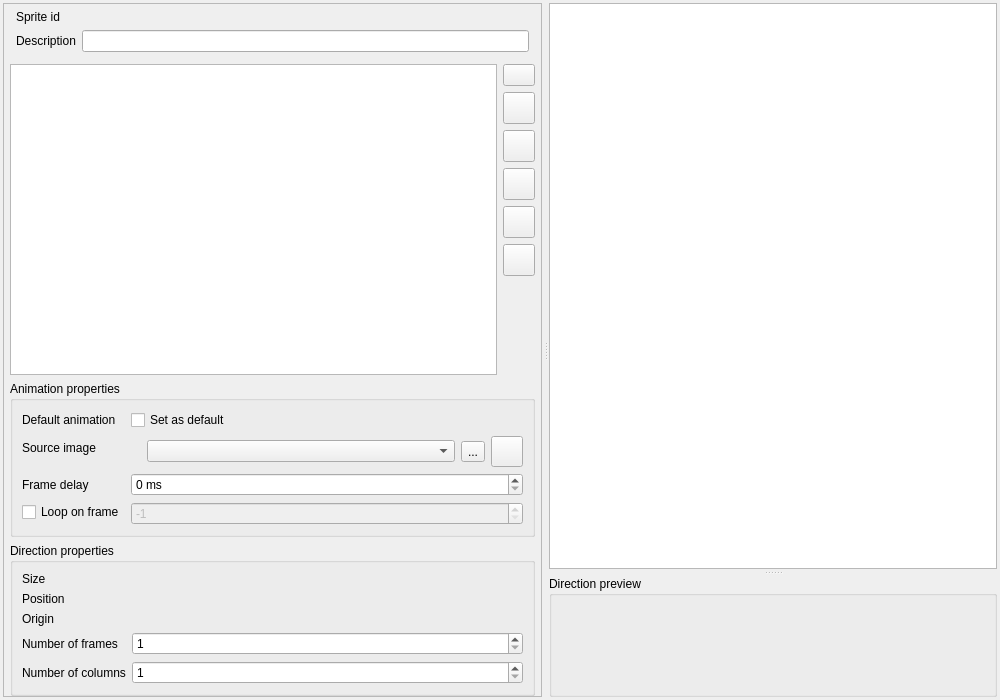
This is src/widgets/sprite_editor.ui in Kangie/solarus as Qt 5 draws it before an edit. The edited form follows.
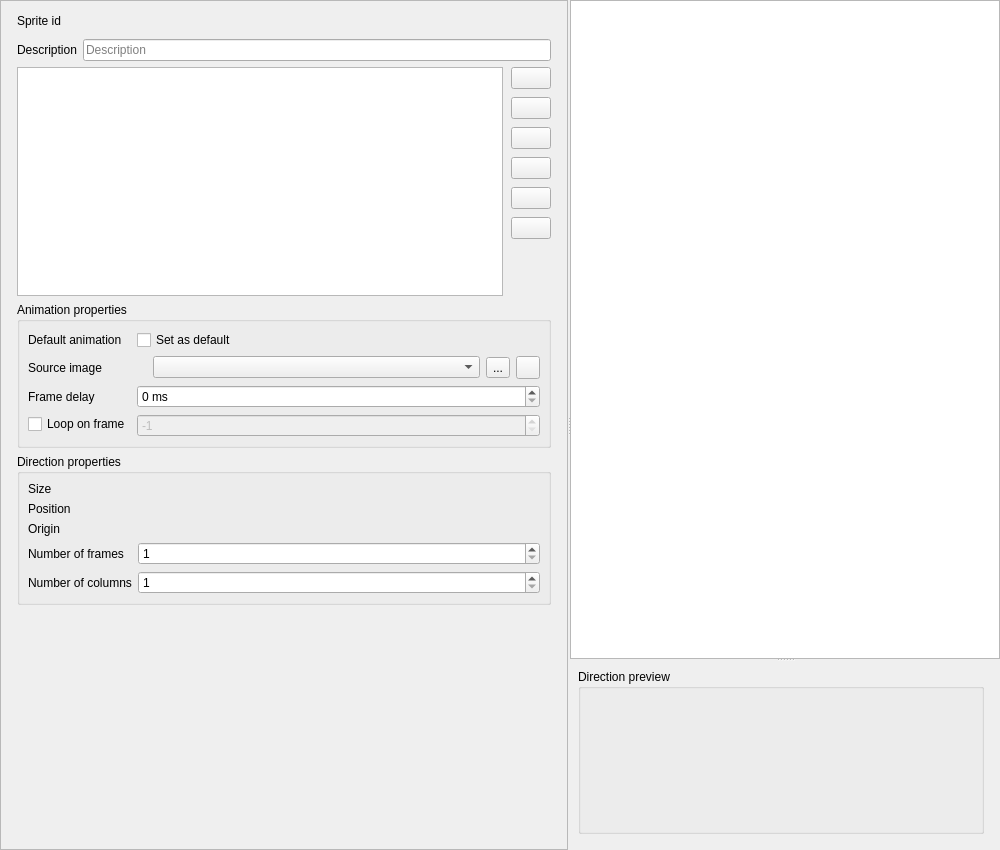
This is the edited form. Icons and pictures are not drawn. Custom widgets are drawn as their Qt base class.

What changed in the file:
```diff
--- a/src/widgets/sprite_editor.ui
+++ b/src/widgets/sprite_editor.ui
@@ -7,7 +7,7 @@
     <x>0</x>
     <y>0</y>
     <width>1000</width>
-    <height>700</height>
+    <height>850</height>
    </rect>
   </property>
   <property name="sizePolicy">
@@ -21,16 +21,16 @@
   </property>
   <layout class="QHBoxLayout" name="horizontalLayout">
    <property name="leftMargin">
-    <number>3</number>
+    <number>0</number>
    </property>
    <property name="topMargin">
-    <number>3</number>
+    <number>0</number>
    </property>
    <property name="rightMargin">
-    <number>3</number>
+    <number>0</number>
    </property>
    <property name="bottomMargin">
-    <number>3</number>
+    <number>0</number>
    </property>
    <item>
     <widget class="QSplitter" name="horizontal_splitter">
@@ -38,7 +38,7 @@
       <enum>Qt::Horizontal</enum>
      </property>
      <property name="handleWidth">
-      <number>7</number>
+      <number>2</number>
      </property>
      <property name="childrenCollapsible">
       <bool>false</bool>
@@ -73,37 +73,37 @@
            <rect>
             <x>0</x>
             <y>0</y>
-            <width>571</width>
-            <height>692</height>
+            <width>586</width>
+            <height>848</height>
            </rect>
           </property>
           <layout class="QVBoxLayout" name="verticalLayout_3">
            <property name="leftMargin">
-            <number>6</number>
+            <number>16</number>
            </property>
            <property name="topMargin">
-            <number>0</number>
+            <number>8</number>
            </property>
            <property name="rightMargin">
-            <number>6</number>
+            <number>16</number>
            </property>
            <property name="bottomMargin">
-            <number>0</number>
+            <number>16</number>
            </property>
            <item>
             <widget class="QWidget" name="sprite_properties_group_box" native="true">
              <layout class="QFormLayout" name="formLayout">
               <property name="leftMargin">
-               <number>6</number>
+               <number>0</number>
               </property>
               <property name="topMargin">
-               <number>6</number>
+               <number>0</number>
               </property>
               <property name="rightMargin">
-               <number>6</number>
+               <number>0</number>
               </property>
               <property name="bottomMargin">
-               <number>6</number>
+               <number>0</number>
               </property>
               <item row="0" column="0">
                <widget class="QLabel" name="sprite_id_label">
@@ -117,6 +117,12 @@
               </item>
               <item row="0" column="1">
                <widget class="QLabel" name="sprite_id_field">
+                <property name="minimumSize">
+                 <size>
+                  <width>0</width>
+                  <height>24</height>
+                 </size>
+                </property>
                 <property name="toolTip">
                  <string>Filename of the sprite (without extension)</string>
                 </property>
@@ -140,6 +146,12 @@
                 <property name="toolTip">
                  <string>User-friendly description to show in the editor</string>
                 </property>
+                <property name="placeholderText">
+                 <string>Description</string>
+                </property>
+                <property name="clearButtonEnabled">
+                 <bool>true</bool>
+                </property>
                </widget>
               </item>
              </layout>
@@ -147,18 +159,45 @@
            </item>
            <item>
             <layout class="QHBoxLayout" name="horizontalLayout_4">
+             <property name="spacing">
+              <number>8</number>
+             </property>
+             <property name="leftMargin">
+              <number>0</number>
+             </property>
+             <property name="topMargin">
+              <number>0</number>
+             </property>
+             <property name="rightMargin">
+              <number>0</number>
+             </property>
+             <property name="bottomMargin">
+              <number>0</number>
+             </property>
              <item>
               <widget class="SolarusEditor::SpriteTreeView" name="sprite_tree_view"/>
              </item>
              <item>
               <layout class="QVBoxLayout" name="verticalLayout">
+               <property name="leftMargin">
+                <number>0</number>
+               </property>
+               <property name="topMargin">
+                <number>0</number>
+               </property>
+               <property name="rightMargin">
+                <number>0</number>
+               </property>
+               <property name="bottomMargin">
+                <number>0</number>
+               </property>
                <item>
                 <widget class="QPushButton" name="create_button">
-                 <property name="maximumSize">
-                  <size>
-                   <width>32</width>
-                   <height>32</height>
-                  </size>
+                 <property name="sizePolicy">
+                  <sizepolicy hsizetype="Fixed" vsizetype="Fixed">
+                   <horstretch>0</horstretch>
+                   <verstretch>0</verstretch>
+                  </sizepolicy>
                  </property>
                  <property name="toolTip">
                   <string>Add</string>
@@ -168,13 +207,7 @@
                  </property>
                  <property name="icon">
                   <iconset resource="../../resources/images.qrc">
-                   <normaloff>:/images/icon_add.png</normaloff>:/images/icon_add.png</iconset>
-                 </property>
-                 <property name="iconSize">
-                  <size>
-                   <width>24</width>
-                   <height>24</height>
-                  </size>
+                   <normaloff>:/images/icon_add.svg</normaloff>:/images/icon_add.svg</iconset>
                  </property>
                 </widget>
                </item>
@@ -186,18 +219,6 @@
                    <verstretch>0</verstretch>
                   </sizepolicy>
                  </property>
-                 <property name="minimumSize">
-                  <size>
-                   <width>32</width>
-                   <height>32</height>
-                  </size>
-                 </property>
-                 <property name="maximumSize">
-                  <size>
-                   <width>32</width>
-                   <height>32</height>
-                  </size>
-                 </property>
                  <property name="toolTip">
                   <string>Rename</string>
                  </property>
@@ -206,13 +227,7 @@
                  </property>
                  <property name="icon">
                   <iconset resource="../../resources/images.qrc">
-                   <normaloff>:/images/icon_rename.png</normaloff>:/images/icon_rename.png</iconset>
-                 </property>
-                 <property name="iconSize">
-                  <size>
-                   <width>24</width>
-                   <height>24</height>
-                  </size>
+                   <normaloff>:/images/icon_rename.svg</normaloff>:/images/icon_rename.svg</iconset>
                  </property>
                 </widget>
                </item>
@@ -224,18 +239,6 @@
                    <verstretch>0</verstretch>
                   </sizepolicy>
                  </property>
-                 <property name="minimumSize">
-                  <size>
-                   <width>32</width>
-                   <height>32</height>
-                  </size>
-                 </property>
-                 <property name="maximumSize">
-                  <size>
-                   <width>32</width>
-                   <height>32</height>
-                  </size>
-                 </property>
                  <property name="toolTip">
                   <string>Duplicate</string>
                  </property>
@@ -244,13 +247,7 @@
                  </property>
                  <property name="icon">
                   <iconset resource="../../resources/images.qrc">
-                   <normaloff>:/images/icon_copy.png</normaloff>:/images/icon_copy.png</iconset>
-                 </property>
-                 <property name="iconSize">
-                  <size>
-                   <width>24</width>
-                   <height>24</height>
-                  </size>
+                   <normaloff>:/images/icon_copy.svg</normaloff>:/images/icon_copy.svg</iconset>
                  </property>
                 </widget>
                </item>
@@ -262,18 +259,6 @@
                    <verstretch>0</verstretch>
                   </sizepolicy>
                  </property>
-                 <property name="minimumSize">
-                  <size>
-                   <width>32</width>
-                   <height>32</height>
-                  </size>
-                 </property>
-                 <property name="maximumSize">
-                  <size>
-                   <width>32</width>
-                   <height>32</height>
-                  </size>
-                 </property>
                  <property name="toolTip">
                   <string>Move up</string>
                  </property>
@@ -282,13 +267,7 @@
                  </property>
                  <property name="icon">
                   <iconset resource="../../resources/images.qrc">
-                   <normaloff>:/images/icon_up.png</normaloff>:/images/icon_up.png</iconset>
-                 </property>
-                 <property name="iconSize">
-                  <size>
-                   <width>24</width>
-                   <height>24</height>
-                  </size>
+                   <normaloff>:/images/icon_up.svg</normaloff>:/images/icon_up.svg</iconset>
                  </property>
                 </widget>
                </item>
@@ -300,18 +279,6 @@
                    <verstretch>0</verstretch>
                   </sizepolicy>
                  </property>
-                 <property name="minimumSize">
-                  <size>
-                   <width>32</width>
-                   <height>32</height>
-                  </size>
-                 </property>
-                 <property name="maximumSize">
-                  <size>
-                   <width>32</width>
-                   <height>32</height>
-                  </size>
-                 </property>
                  <property name="toolTip">
                   <string>Move down</string>
                  </property>
@@ -320,13 +287,7 @@
                  </property>
                  <property name="icon">
                   <iconset resource="../../resources/images.qrc">
-                   <normaloff>:/images/icon_down.png</normaloff>:/images/icon_down.png</iconset>
-                 </property>
-                 <property name="iconSize">
-                  <size>
-                   <width>24</width>
-                   <height>24</height>
-                  </size>
+                   <normaloff>:/images/icon_down.svg</normaloff>:/images/icon_down.svg</iconset>
                  </property>
                 </widget>
                </item>
@@ -338,18 +299,6 @@
                    <verstretch>0</verstretch>
                   </sizepolicy>
                  </property>
-                 <property name="minimumSize">
-                  <size>
-                   <width>32</width>
-                   <height>32</height>
-                  </size>
-                 </property>
-                 <property name="maximumSize">
-                  <size>
-                   <width>32</width>
-                   <height>32</height>
-                  </size>
-                 </property>
                  <property name="toolTip">
                   <string>Delete</string>
                  </property>
@@ -358,13 +307,7 @@
                  </property>
                  <property name="icon">
                   <iconset resource="../../resources/images.qrc">
-                   <normaloff>:/images/icon_cross.png</normaloff>:/images/icon_cross.png</iconset>
-                 </property>
-                 <property name="iconSize">
-                  <size>
-                   <width>24</width>
-                   <height>24</height>
-                  </size>
+                   <normaloff>:/images/icon_delete.svg</normaloff>:/images/icon_delete.svg</iconset>
                  </property>
                 </widget>
                </item>
@@ -375,8 +318,8 @@
                  </property>
                  <property name="sizeHint" stdset="0">
                   <size>
-                   <width>20</width>
-                   <height>40</height>
+                   <width>0</width>
+                   <height>0</height>
                   </size>
                  </property>
                 </spacer>
@@ -398,7 +341,19 @@
              </property>
              <layout class="QFormLayout" name="formLayout_2">
               <property name="fieldGrowthPolicy">
-               <enum>QFormLayout::AllNonFixedFieldsGrow</enum>
+               <enum>QFormLayout::FieldGrowthPolicy::AllNonFixedFieldsGrow</enum>
+              </property>
+              <property name="leftMargin">
+               <number>8</number>
+              </property>
+              <property name="topMargin">
+               <number>8</number>
+              </property>
+              <property name="rightMargin">
+               <number>8</number>
+              </property>
+              <property name="bottomMargin">
+               <number>8</number>
               </property>
               <item row="0" column="0">
                <widget class="QLabel" name="default_animation_label">
@@ -408,31 +363,14 @@
                </widget>
               </item>
               <item row="0" column="1">
-               <layout class="QHBoxLayout" name="horizontal_layout_3">
-                <item>
-                 <widget class="QCheckBox" name="default_animation_value">
-                  <property name="toolTip">
-                   <string>Default animation of the sprite</string>
-                  </property>
-                  <property name="text">
-                   <string>Set as default</string>
-                  </property>
-                 </widget>
-                </item>
-                <item>
-                 <spacer name="horizontalSpacer">
-                  <property name="orientation">
-                   <enum>Qt::Horizontal</enum>
-                  </property>
-                  <property name="sizeHint" stdset="0">
-                   <size>
-                    <width>40</width>
-                    <height>20</height>
-                   </size>
-                  </property>
-                 </spacer>
-                </item>
-               </layout>
+               <widget class="QCheckBox" name="default_animation_value">
+                <property name="toolTip">
+                 <string>Default animation of the sprite</string>
+                </property>
+                <property name="text">
+                 <string>Set as default</string>
+                </property>
+               </widget>
               </item>
               <item row="1" column="0">
                <widget class="QLabel" name="src_image_label">
@@ -461,6 +399,18 @@
                  </property>
                  <item>
                   <layout class="QHBoxLayout" name="horizontal_layout_2">
+                   <property name="leftMargin">
+                    <number>0</number>
+                   </property>
+                   <property name="topMargin">
+                    <number>0</number>
+                   </property>
+                   <property name="rightMargin">
+                    <number>0</number>
+                   </property>
+                   <property name="bottomMargin">
+                    <number>0</number>
+                   </property>
                    <item>
                     <widget class="QLabel" name="src_image_value">
                      <property name="sizePolicy">
@@ -506,13 +456,7 @@
                      </property>
                      <property name="icon">
                       <iconset resource="../../resources/images.qrc">
-                       <normaloff>:/images/icon_refresh.png</normaloff>:/images/icon_refresh.png</iconset>
-                     </property>
-                     <property name="iconSize">
-                      <size>
-                       <width>24</width>
-                       <height>24</height>
-                      </size>
+                       <normaloff>:/images/icon_refresh.svg</normaloff>:/images/icon_refresh.svg</iconset>
                      </property>
                     </widget>
                    </item>
@@ -526,13 +470,7 @@
                      </property>
                      <property name="icon">
                       <iconset resource="../../resources/images.qrc">
-                       <normaloff>:/images/icon_edit.png</normaloff>:/images/icon_edit.png</iconset>
-                     </property>
-                     <property name="iconSize">
-                      <size>
-                       <width>24</width>
-                       <height>24</height>
-                      </size>
+                       <normaloff>:/images/icon_edit.svg</normaloff>:/images/icon_edit.svg</iconset>
                      </property>
                     </widget>
                    </item>
@@ -603,7 +541,19 @@
              </property>
              <layout class="QFormLayout" name="formLayout_3">
               <property name="fieldGrowthPolicy">
-               <enum>QFormLayout::AllNonFixedFieldsGrow</enum>
+               <enum>QFormLayout::FieldGrowthPolicy::AllNonFixedFieldsGrow</enum>
+              </property>
+              <property name="leftMargin">
+               <number>8</number>
+              </property>
+              <property name="topMargin">
+               <number>8</number>
+              </property>
+              <property name="rightMargin">
+               <number>8</number>
+              </property>
+              <property name="bottomMargin">
+               <number>8</number>
               </property>
               <item row="3" column="0">
                <widget class="QLabel" name="position_label">
@@ -678,6 +628,19 @@
              </layout>
             </widget>
            </item>
+           <item>
+            <spacer name="verticalSpacer_2">
+             <property name="orientation">
+              <enum>Qt::Orientation::Vertical</enum>
+             </property>
+             <property name="sizeHint" stdset="0">
+              <size>
+               <width>0</width>
+               <height>0</height>
+              </size>
+             </property>
+            </spacer>
+           </item>
           </layout>
          </widget>
         </widget>
@@ -689,7 +652,7 @@
        <enum>Qt::Vertical</enum>
       </property>
       <property name="handleWidth">
-       <number>7</number>
+       <number>2</number>
       </property>
       <property name="childrenCollapsible">
        <bool>false</bool>
@@ -702,13 +665,46 @@
         </sizepolicy>
        </property>
       </widget>
-      <widget class="QGroupBox" name="direction_preview_group_box">
-       <property name="title">
-        <string>Direction preview</string>
-       </property>
-       <layout class="QHBoxLayout" name="horizontalLayout_7">
+      <widget class="QWidget" name="direction_preview_container">
+       <layout class="QVBoxLayout" name="horizontalLayout_12">
+        <property name="leftMargin">
+         <number>8</number>
+        </property>
+        <property name="topMargin">
+         <number>8</number>
+        </property>
+        <property name="rightMargin">
+         <number>16</number>
+        </property>
+        <property name="bottomMargin">
+         <number>16</number>
+        </property>
         <item>
-         <widget class="SolarusEditor::SpritePreviewer" name="sprite_previewer" native="true"/>
+         <widget class="QGroupBox" name="direction_preview_group_box">
+          <property name="title">
+           <string>Direction preview</string>
+          </property>
+          <property name="flat">
+           <bool>true</bool>
+          </property>
+          <layout class="QHBoxLayout" name="horizontalLayout_7">
+           <property name="leftMargin">
+            <number>0</number>
+           </property>
+           <property name="topMargin">
+            <number>0</number>
+           </property>
+           <property name="rightMargin">
+            <number>0</number>
+           </property>
+           <property name="bottomMargin">
+            <number>0</number>
+           </property>
+           <item>
+            <widget class="SolarusEditor::SpritePreviewer" name="sprite_previewer" native="true"/>
+           </item>
+          </layout>
+         </widget>
         </item>
        </layout>
       </widget>
@@ -718,17 +714,17 @@
   </layout>
  </widget>
  <customwidgets>
+  <customwidget>
+   <class>SolarusEditor::ResourceSelector</class>
+   <extends>QComboBox</extends>
+   <header>include/widgets/resource_selector.h</header>
+  </customwidget>
   <customwidget>
    <class>SolarusEditor::PairSpinBox</class>
    <extends>QWidget</extends>
    <header>widgets/pair_spin_box.h</header>
    <container>1</container>
   </customwidget>
-  <customwidget>
-   <class>SolarusEditor::ResourceSelector</class>
-   <extends>QComboBox</extends>
-   <header>include/widgets/resource_selector.h</header>
-  </customwidget>
   <customwidget>
    <class>SolarusEditor::SpriteTreeView</class>
    <extends>QTreeView</extends>
```
Left out of the diff: 8 changed lines with no effect on the pictures.
